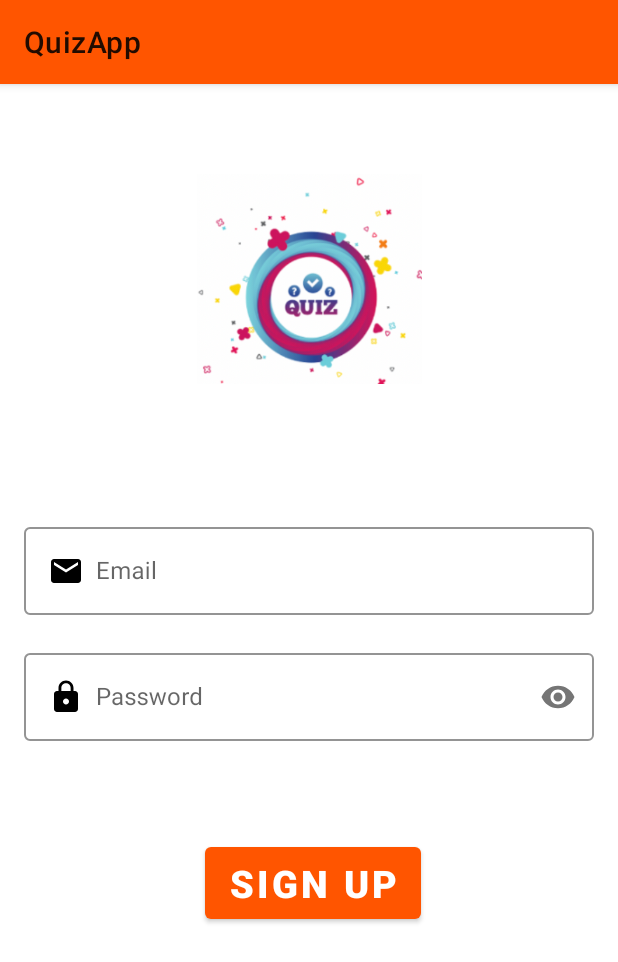
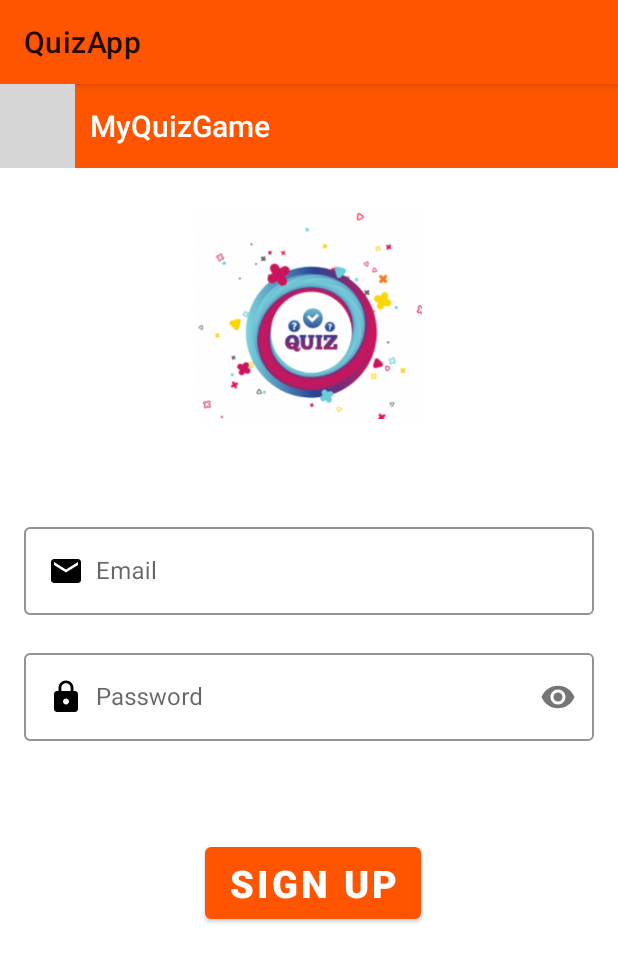
Before and after one commit to truongnv456/QuizApp1, an Android app: the screen it shows after launch (MainActivity), after a tap on "Sign Up", on a phone screen of 412 x 824 dp. Shown: the top 962 px of the screen. Run offline under Robolectric (Android 15) with nearby library versions, the phone set to English and light mode, and no system bars; our stand-ins replace Firebase (no records; nobody signed in at launch, a user with empty details on screens opened directly); grey boxes are pictures that could not be loaded.

Commit message:
update sign in google authen

```diff
--- a/app/src/main/java/navigationcomponentturtorialcom/example/quizapp/repository/AuthGoogleRepository.kt
+++ b/app/src/main/java/navigationcomponentturtorialcom/example/quizapp/repository/AuthGoogleRepository.kt
@@ -1,24 +1,23 @@
 package navigationcomponentturtorialcom.example.quizapp.repository
 
 import com.google.firebase.auth.FirebaseAuth
+import com.google.firebase.auth.GoogleAuthProvider
 
-class AuthGoogleRepository {
+class AuthGoogleRepository() {
     private val firebaseAuth: FirebaseAuth = FirebaseAuth.getInstance()
-
-//    fun signInWithGoogle(): Task<AuthResult> {
-//        val signInRequest = BeginSignInRequest.builder()
-//            .setGoogleIdTokenRequestOptions(
-//                BeginSignInRequest.GoogleIdTokenRequestOptions.builder()
-//                    .setSupported(true)
-//                    // Your server's client ID, not your Android client ID.
-//                    .setServerClientId(getString(R.string.your_web_client_id))
-//                    // Only show accounts previously used to sign in.
-//                    .setFilterByAuthorizedAccounts(true)
-//                    .build())
-//            .build()
-//    }
-//
-//    fun signOut() {
-//        auth.signOut()
-//    }
+    fun signInWithGoogle(
+        idToken: String,
+        onComplete: (Boolean) -> Unit,
+        onError: (String) -> Unit
+    ) {
+        val credential = GoogleAuthProvider.getCredential(idToken, null)
+        firebaseAuth.signInWithCredential(credential)
+            .addOnCompleteListener { task ->
+                if (task.isSuccessful) {
+                    onComplete(task.isSuccessful)
+                } else {
+                    onError("Authentication failed")
+                }
+            }
+    }
 }
--- a/app/src/main/java/navigationcomponentturtorialcom/example/quizapp/viewmodel/AuthGoogleViewModel.kt
+++ b/app/src/main/java/navigationcomponentturtorialcom/example/quizapp/viewmodel/AuthGoogleViewModel.kt
@@ -1,4 +1,28 @@
 package navigationcomponentturtorialcom.example.quizapp.viewmodel
 
-class AuthGoogleViewModel {
+import androidx.lifecycle.LiveData
+import androidx.lifecycle.MutableLiveData
+import androidx.lifecycle.ViewModel
+import com.google.android.gms.auth.api.signin.GoogleSignInAccount
+import com.google.firebase.auth.FirebaseUser
+import navigationcomponentturtorialcom.example.quizapp.repository.AuthGoogleRepository
+
+class AuthGoogleViewModel(private val repository: AuthGoogleRepository) : ViewModel() {
+    private val _authenticatedUserLiveData: MutableLiveData<Boolean> = MutableLiveData()
+    val authenticatedUserLiveData: LiveData<Boolean> get() = _authenticatedUserLiveData
+
+    private var _errorMessageLiveData: MutableLiveData<String> = MutableLiveData()
+    val errorMessageLiveData: LiveData<String> get() = _errorMessageLiveData
+
+    fun signInWithGoogle(idToken: String) {
+        repository.signInWithGoogle(idToken,
+            onComplete = { isSuccess ->
+                _authenticatedUserLiveData.postValue(isSuccess)
+            },
+            onError = { errorMessage ->
+                // Khi đăng nhập thất bại
+                _errorMessageLiveData.postValue(errorMessage)
+                // Xử lý lỗi nếu cần
+            })
+    }
 }
--- /dev/null
+++ b/app/src/main/java/navigationcomponentturtorialcom/example/quizapp/viewmodel/AuthGoogleViewModelFactory.kt
@@ -0,0 +1,15 @@
+package navigationcomponentturtorialcom.example.quizapp.viewmodel
+
+import androidx.lifecycle.ViewModel
+import androidx.lifecycle.ViewModelProvider
+import navigationcomponentturtorialcom.example.quizapp.repository.AuthGoogleRepository
+
+class AuthGoogleViewModelFactory(private val authGoogleRepository: AuthGoogleRepository)
+    : ViewModelProvider.Factory {
+    override fun <T : ViewModel> create(modelClass: Class<T>): T {
+        if (modelClass.isAssignableFrom(AuthGoogleViewModel::class.java)) {
+            return AuthGoogleViewModel(authGoogleRepository) as T
+        }
+        throw IllegalArgumentException("Unknown ViewModel class")
+    }
+}
--- a/app/src/main/java/navigationcomponentturtorialcom/example/quizapp/viewmodel/QuestionViewModel.kt
+++ b/app/src/main/java/navigationcomponentturtorialcom/example/quizapp/viewmodel/QuestionViewModel.kt
@@ -32,11 +32,6 @@ class QuestionViewModel(private val repository: QuestionRepository) : ViewModel(
     }
 
     fun getCurrentQuestion(): QuestionModel {
-        // Kiểm tra _questionMutableLiveData và _currentQuestionIndex có giá trị không null
-//        requireNotNull(_questionMutableLiveData.value) { "Danh sách câu hỏi không được null." }
-//        require(_questionMutableLiveData.value!!.isNotEmpty()) { "Danh sách câu hỏi không được trống." }
-//        requireNotNull(_currentQuestionIndex.value) { "Chỉ số câu hỏi không được null." }
-
         // Trả về câu hỏi hiện tại từ danh sách
         return _questionMutableLiveData.value!![_currentQuestionIndex.value!!]
     }
--- a/app/src/main/java/navigationcomponentturtorialcom/example/quizapp/views/SignUpFragment.kt
+++ b/app/src/main/java/navigationcomponentturtorialcom/example/quizapp/views/SignUpFragment.kt
@@ -7,6 +7,7 @@ import android.view.View
 import android.view.ViewGroup
 import android.widget.Button
 import android.widget.EditText
+import android.widget.ImageButton
 import android.widget.Toast
 import androidx.fragment.app.viewModels
 import androidx.lifecycle.ViewModelProvider
@@ -25,6 +26,7 @@ class SignUpFragment : Fragment() {
     private var etEmailRegister: EditText? = null
     private var etPasswordRegister: EditText? = null
     private lateinit var btnRegister: Button
+    private lateinit var btnBack: ImageButton
 
     override fun onCreateView(
         inflater: LayoutInflater, container: ViewGroup?,
@@ -39,6 +41,7 @@ class SignUpFragment : Fragment() {
         etEmailRegister = view.findViewById<TextInputEditText>(R.id.etEmailRegister)
         etPasswordRegister = view.findViewById<TextInputEditText>(R.id.etPasswordRegister)
         btnRegister = view.findViewById<Button>(R.id.btnRegister)
+        btnBack = view.findViewById<ImageButton>(R.id.btnBack)
 
         btnRegister.setOnClickListener {
             val email = etEmailRegister!!.text.toString()
@@ -61,6 +64,10 @@ class SignUpFragment : Fragment() {
                 Toast.makeText(requireContext(), errorMessage, Toast.LENGTH_SHORT).show()
             }
         }
+
+        btnBack.setOnClickListener {
+            findNavController().navigate(R.id.action_signUpFragment_to_signInFragment)
+        }
     }
 
 }
--- a/app/src/main/res/layout/fragment_sign_up.xml
+++ b/app/src/main/res/layout/fragment_sign_up.xml
@@ -6,7 +6,29 @@
     android:layout_height="match_parent"
     tools:context=".views.SignUpFragment">
 
+    <Toolbar
+        android:id="@+id/toolbar"
+        android:layout_width="match_parent"
+        android:layout_height="0dp"
+        app:layout_constraintTop_toTopOf="parent"
+        android:background="@color/orange"
+        android:title="MyQuizGame"
+        android:titleTextColor="@color/white"
+        android:titleMarginStart="60dp"
+        />
+
+    <ImageButton
+        android:id="@+id/btnBack"
+        android:layout_width="50dp"
+        android:layout_height="0dp"
+        android:background="@color/orange"
+        android:src="@drawable/baseline_keyboard_backspace_24"
+        app:layout_constraintBottom_toBottomOf="@+id/toolbar"
+        app:layout_constraintTop_toTopOf="@+id/toolbar"
+        tools:ignore="MissingConstraints,SpeakableTextPresentCheck" />
+
     <!--    Create a New Account Button-->
+
     <com.google.android.material.imageview.ShapeableImageView
         android:id="@+id/shapeableImageView2"
         android:layout_width="150dp"
@@ -18,7 +40,7 @@
         app:layout_constraintHorizontal_bias="0.501"
         app:layout_constraintStart_toStartOf="parent"
         app:layout_constraintTop_toTopOf="parent"
-        app:layout_constraintVertical_bias="0.096" />
+        app:layout_constraintVertical_bias="0.133" />
 
     <LinearLayout
         android:id="@+id/linearLayout2"
--- a/app/src/main/res/values/strings.xml
+++ b/app/src/main/res/values/strings.xml
@@ -8,4 +8,5 @@
     <string name="i_forgot_my_password">I forgot my password</string>
     <string name="password">Password</string>
     <string name="email">Email</string>
+    <string name="default_web_client_id">782645959057-aal1188lrucafqp7pbqepmhqi2lb2rc3.apps.googleusercontent.com</string>
 </resources>
```
Also changed, not shown: app/src/main/java/navigationcomponentturtorialcom/example/quizapp/views/QuestionFragment.kt (+18 -0 lines), app/src/main/java/navigationcomponentturtorialcom/example/quizapp/views/SignInFragment.kt (+87 -7 lines).
